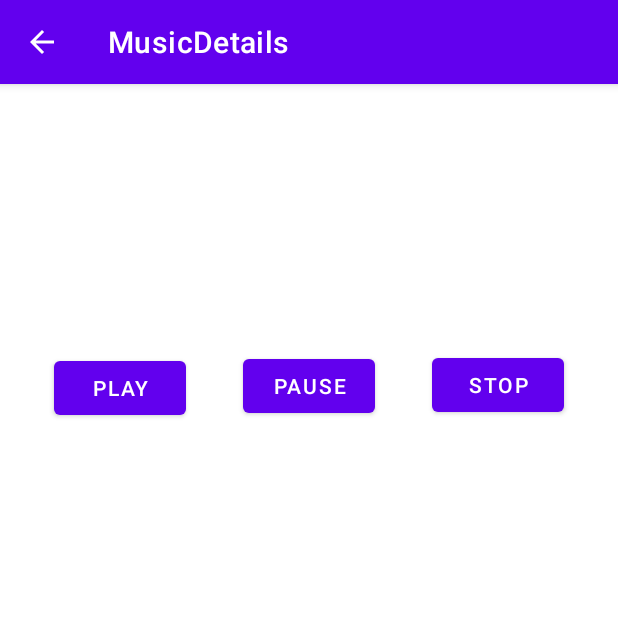
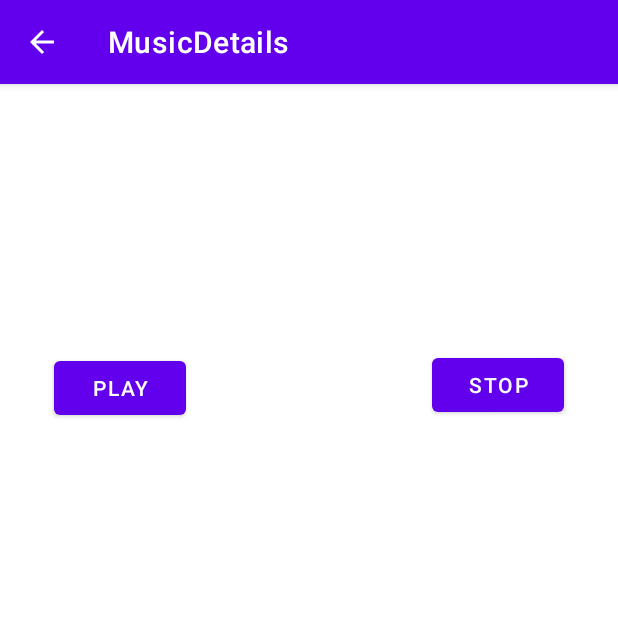
Before and after one commit to Rhtymn/android-music-player, an Android app: the MusicDetailActivity screen opened directly, with no data from a screen before it, on a phone screen of 412 x 824 dp, the top half of it. Run offline under Robolectric (Android 15) with nearby library versions, the phone set to English and light mode, and no system bars.

Commit message:
remove pause button

```diff
--- a/app/src/main/res/layout/activity_music_detail.xml
+++ b/app/src/main/res/layout/activity_music_detail.xml
@@ -51,15 +51,4 @@
         android:onClick="stopButtonHandler"
         app:layout_constraintEnd_toEndOf="parent"
         app:layout_constraintTop_toBottomOf="@+id/detailMusicTitle" />
-
-    <Button
-        android:id="@+id/btn_pause"
-        android:layout_width="wrap_content"
-        android:layout_height="wrap_content"
-        android:layout_marginTop="21dp"
-        android:text="Pause"
-        android:onClick="pauseButtonHandler"
-        app:layout_constraintEnd_toStartOf="@+id/btn_stop"
-        app:layout_constraintStart_toEndOf="@+id/btn_play"
-        app:layout_constraintTop_toBottomOf="@+id/detailMusicDuration" />
 </androidx.constraintlayout.widget.ConstraintLayout>
```
Also changed, not shown: app/src/main/java/com/example/myapplication/MusicDetailActivity.java (+0 -39 lines).
